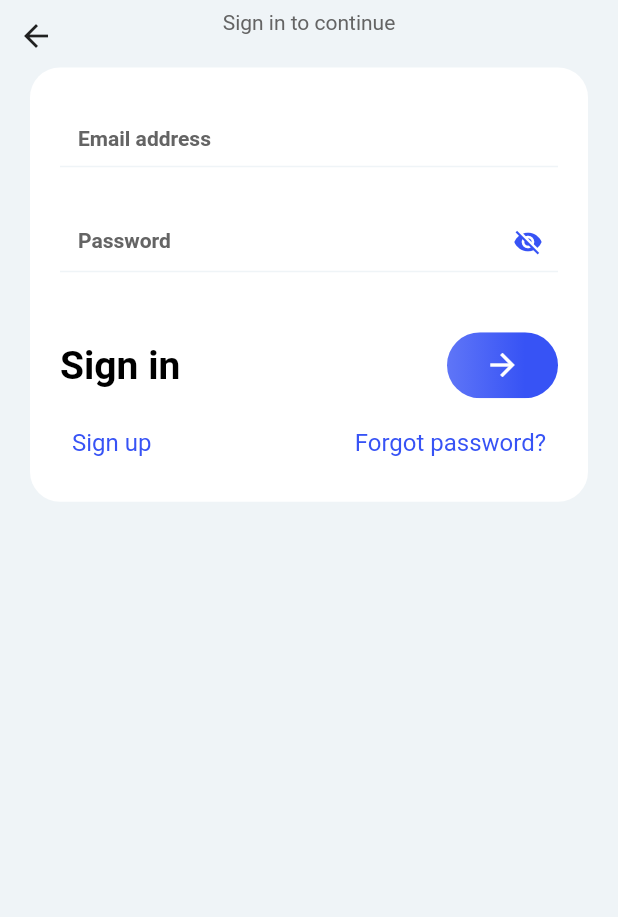
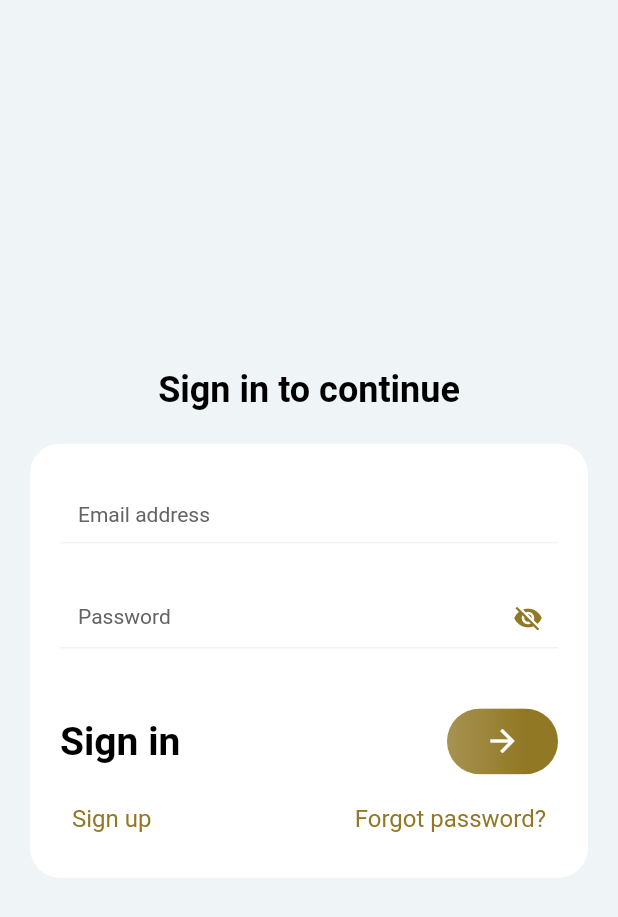
Before and after one commit to WhoAfrozHossain/task_for_isho, a Flutter app: the screen it shows after launch, on a phone screen of 412 x 824 dp. Shown: the top 917 px of the screen. Run offline on Flutter 3.47's test engine with Material 2 defaults, Android fonts, the phone set to English and light mode, and no system bars; our stand-ins replace bot_toast, cached_network_image, cloud_firestore, firebase_auth, firebase_core, flutter_screenutil and 5 more; accounts and stored records are empty.

Commit message:
user registration and forget password added

```diff
--- a/lib/app/common/values/app_colors.dart
+++ b/lib/app/common/values/app_colors.dart
@@ -3,7 +3,7 @@ import 'package:flutter/material.dart';
 class AppColors {
   const AppColors._();
 
-  static const Color kPrimaryColor = Color(0xFF3753F5);
+  static const Color kPrimaryColor = Color(0xFF917825);
   static const Color mineShaft = Color(0xFF2B2B2B);
   static const Color lightGray = Color.fromARGB(255, 239, 244, 247);
   static const Color doveGray = Color(0xFF646464);
--- a/lib/app/common/values/strings.dart
+++ b/lib/app/common/values/strings.dart
@@ -21,9 +21,11 @@ class Strings {
   static const String signIn = 'Sign in';
   static const String signUp = 'Sign up';
   static const String forgetPassword = 'Forgot password?';
+  static const String backToSignIn = 'Back to sign in';
 
   static const String cantBeEmpty = "can't be empty.";
   static const String fieldCantBeEmpty = 'Field $cantBeEmpty';
+  static const String name = 'Name';
   static const String emailAddress = 'Email address';
   static const String mobileNumber = 'Mobile number';
   static const String emailOrMobile = '$emailAddress or $mobileNumber';
@@ -42,4 +44,9 @@ class Strings {
   static const confirmPasswordValidation =
       '$password and $confirmPassword password should be same.';
   static const String signInToContinue = 'Sign in to continue';
+  static const String createAccount = 'Create new account';
+  static const String resetYourPassword = 'Reset your password';
+  static const String resetPassword = 'Reset password';
+
+  static const String propertyList = 'Property List';
 }
--- a/lib/app/routes/app_pages.dart
+++ b/lib/app/routes/app_pages.dart
@@ -1,7 +1,10 @@
 import 'package:get/get.dart';
 import 'package:task_for_isho/features/auth/bindings/auth_binding.dart';
+import 'package:task_for_isho/features/auth/views/forget_password.dart';
 import 'package:task_for_isho/features/auth/views/login.dart';
-
+import 'package:task_for_isho/features/auth/views/registration.dart';
+import 'package:task_for_isho/features/property/bindings/property_binding.dart';
+import 'package:task_for_isho/features/property/views/property_list.dart';
 import '../../features/splash/splash_view.dart';
 
 part 'app_routes.dart';
@@ -9,8 +12,11 @@ part 'app_routes.dart';
 class AppPages {
   const AppPages._();
 
-  // ignore: constant_identifier_names
   static const INITIAL = Routes.SPLASH;
+  static const LOGIN = Routes.LOGIN;
+  static const REGISTRATION = Routes.REGISTRATION;
+  static const FORGET_PASSWORD = Routes.FORGET_PASSWORD;
+  static const PROPERTY_LIST = Routes.PROPERTY_LIST;
 
   static final routes = [
     GetPage(
@@ -20,7 +26,24 @@ class AppPages {
     GetPage(
       name: _Paths.LOGIN,
       page: () => const Login(),
+      transition: Transition.fade,
+    ),
+    GetPage(
+      name: _Paths.REGISTRATION,
+      page: () => const Registration(),
       binding: AuthBinding(),
+      transition: Transition.fade,
+    ),
+    GetPage(
+      name: _Paths.FORGET_PASSWORD,
+      page: () => const ForgetPassword(),
+      binding: AuthBinding(),
+      transition: Transition.fade,
+    ),
+    GetPage(
+      name: _Paths.PROPERTY_LIST,
+      page: () => const PropertyList(),
+      binding: PropertyBinding(),
       transition: Transition.fade,
     ),
   ];
--- a/lib/app/routes/app_routes.dart
+++ b/lib/app/routes/app_routes.dart
@@ -5,9 +5,15 @@ part of 'app_pages.dart';
 abstract class Routes {
   static const SPLASH = _Paths.SPLASH;
   static const LOGIN = _Paths.LOGIN;
+  static const REGISTRATION = _Paths.REGISTRATION;
+  static const FORGET_PASSWORD = _Paths.FORGET_PASSWORD;
+  static const PROPERTY_LIST = _Paths.PROPERTY_LIST;
 }
 
 abstract class _Paths {
   static const SPLASH = '/';
   static const LOGIN = '/login';
+  static const REGISTRATION = '/registration';
+  static const FORGET_PASSWORD = '/forget_password';
+  static const PROPERTY_LIST = '/property_list';
 }
--- a/lib/app/widgets/custom_password_field.dart
+++ b/lib/app/widgets/custom_password_field.dart
@@ -74,7 +74,9 @@ class PasswordFieldWidget extends StatelessWidget {
         labelText: addHint
             ? null
             : ((controller?.text != null || !readOnly) ? labelText : null),
+        labelStyle: const TextStyle(color: AppColors.doveGray),
         hintText: hintText,
+        hintStyle: const TextStyle(color: AppColors.doveGray),
         prefixIconConstraints: BoxConstraints(
           maxHeight: 40.h,
           maxWidth: 40.w,
--- a/lib/app/widgets/custom_text_field_widget.dart
+++ b/lib/app/widgets/custom_text_field_widget.dart
@@ -89,7 +89,9 @@ class CustomTextFieldWidget extends StatelessWidget {
         labelText: addHint
             ? null
             : ((controller?.text != null || !readOnly) ? labelText : null),
+        labelStyle: const TextStyle(color: AppColors.doveGray),
         hintText: hintText,
+        hintStyle: const TextStyle(color: AppColors.doveGray),
         prefixIconConstraints: BoxConstraints(
           maxHeight: 40.h,
           maxWidth: 40.w,
--- a/lib/features/auth/views/login.dart
+++ b/lib/features/auth/views/login.dart
@@ -1,8 +1,8 @@
 import 'package:flutter/material.dart';
 import 'package:get/get.dart';
 import 'package:task_for_isho/app/common/util/exports.dart';
+import 'package:task_for_isho/app/routes/app_pages.dart';
 import 'package:task_for_isho/features/auth/controllers/auth_controller.dart';
-import 'package:task_for_isho/app/widgets/custom_back_button.dart';
 import 'package:task_for_isho/app/widgets/custom_inkwell_widget.dart';
 import 'package:task_for_isho/app/widgets/custom_password_field.dart';
 import 'package:task_for_isho/app/widgets/custom_space_widget.dart';
@@ -17,13 +17,12 @@ class Login extends GetView<AuthController> {
     return Scaffold(
       backgroundColor: AppColors.lightGray,
       body: SafeArea(
-          child: Stack(
-            children: [
-              SingleChildScrollView(
+        child: Center(
+          child: SingleChildScrollView(
             physics: const BouncingScrollPhysics(),
-                padding: const EdgeInsets.fromLTRB(20, 0, 20, 20),
+            padding: const EdgeInsets.all(20),
             child: Column(
-                  mainAxisAlignment: MainAxisAlignment.start,
+              mainAxisAlignment: MainAxisAlignment.center,
               crossAxisAlignment: CrossAxisAlignment.center,
               children: [
                 const CustomSpaceWidget(
@@ -31,11 +30,11 @@ class Login extends GetView<AuthController> {
                 ),
                 CustomTextWidget(
                   text: Strings.signInToContinue,
-                      color: AppColors.doveGray,
-                      fontSize: Dimens.fontSize14,
+                  color: AppColors.black,
+                  fontSize: Dimens.fontSize24,
                   isFullWidth: true,
                   align: TextAlign.center,
-                      maxLine: 3,
+                  fontWeight: FontWeight.bold,
                 ),
                 const CustomSpaceWidget(
                   height: 20,
@@ -79,7 +78,6 @@ class Login extends GetView<AuthController> {
                           ),
                         ),
                       ),
-
                       const CustomSpaceWidget(
                         height: 30,
                       ),
@@ -100,8 +98,7 @@ class Login extends GetView<AuthController> {
                                 decoration: BoxDecoration(
                                   gradient: LinearGradient(
                                     colors: [
-                                          AppColors.kPrimaryColor
-                                              .withOpacity(.8),
+                                      AppColors.kPrimaryColor.withOpacity(.8),
                                       AppColors.kPrimaryColor
                                     ],
                                     begin: const FractionalOffset(0.0, 0.0),
@@ -123,51 +120,15 @@ class Login extends GetView<AuthController> {
                           )
                         ],
                       ),
-                          // CustomTextButton(
-                          //   onPressed: () {
-                          //     controller.onLoginClick(false);
-                          //   },
-                          //   title: Strings.login,
-                          // ),
                       const CustomSpaceWidget(
                         height: 10,
                       ),
-                          // CustomTextButton(
-                          //   onPressed: () {
-                          //     controller.signInWithGoogle();
-                          //   },
-                          //   buttonColor: Colors.redAccent,
-                          //   child: Container(
-                          //     padding: const EdgeInsets.fromLTRB(20, 0, 20, 0),
-                          //     child: Row(
-                          //       mainAxisAlignment: MainAxisAlignment.start,
-                          //       children: const [
-                          //         FaIcon(
-                          //           FontAwesomeIcons.google,
-                          //           color: AppColors.white,
-                          //         ),
-                          //         SizedBox(
-                          //           width: 20,
-                          //         ),
-                          //         Text(
-                          //           "Sign In with Google",
-                          //           style: TextStyle(
-                          //             color: AppColors.white,
-                          //           ),
-                          //         ),
-                          //       ],
-                          //     ),
-                          //   ),
-                          // ),
-                          // const CustomSpaceWidget(
-                          //   height: 20,
-                          // ),
                       Row(
                         mainAxisAlignment: MainAxisAlignment.spaceBetween,
                         children: [
                           CustomInkwellWidget(
                             onTap: () {
-                                  // Get.toNamed(Routes.CANDIDATE_REGISTRATION);
+                              Get.toNamed(AppPages.REGISTRATION);
                             },
                             child: CustomTextWidget(
                               text: Strings.signUp,
@@ -177,7 +138,7 @@ class Login extends GetView<AuthController> {
                           ),
                           CustomInkwellWidget(
                             onTap: () {
-                                  // Get.toNamed(Routes.CANDIDATE_FORGET_PASSWORD);
+                              Get.toNamed(AppPages.FORGET_PASSWORD);
                             },
                             child: CustomTextWidget(
                               text: Strings.forgetPassword,
@@ -193,17 +154,8 @@ class Login extends GetView<AuthController> {
               ],
             ),
           ),
-              Positioned(
-                child: CustomIconButton(
-                  leading: const Icon(Icons.arrow_back),
-                  onTap: () {
-                    Get.back();
-                  },
-                  buttonColor: AppColors.black,
         ),
-              )
-            ],
       ),
-        ));
+    );
   }
 }
--- a/lib/main.dart
+++ b/lib/main.dart
@@ -6,6 +6,7 @@ import 'package:task_for_isho/app/common/util/initializer.dart';
 import 'package:task_for_isho/app/common/values/strings.dart';
 import 'package:task_for_isho/app/common/values/styles/theme.dart';
 import 'package:task_for_isho/app/routes/app_pages.dart';
+import 'package:task_for_isho/features/auth/bindings/auth_binding.dart';
 
 void main() {
   Initializer.instance.init(() {
@@ -33,6 +34,7 @@ class MyApp extends StatelessWidget {
       builder: BotToastInit(),
       navigatorObservers: [BotToastNavigatorObserver()],
       initialRoute: AppPages.INITIAL,
+      initialBinding: AuthBinding(),
       getPages: AppPages.routes,
     );
   }
--- a/pubspec.yaml
+++ b/pubspec.yaml
@@ -49,6 +49,8 @@ dependencies:
 
   firebase_core:
   firebase_auth:
+  cloud_firestore: ^3.1.17
+  firebase_storage: ^10.2.17
 
 dev_dependencies:
   flutter_test:
```
Also changed, not shown: lib/features/auth/controllers/auth_controller.dart (+114 -9 lines), lib/features/auth/views/forget_password.dart (added, +130 -0 lines), lib/features/auth/views/registration.dart (added, +202 -0 lines), lib/features/property/bindings/property_binding.dart (added, +12 -0 lines), lib/features/property/controllers/property_controller.dart (added, +13 -0 lines), lib/features/property/views/property_list.dart (added, +39 -0 lines), lib/features/splash/splash_view.dart (+7 -4 lines), pubspec.lock, 2 other files. Lines whose indentation alone changed are shown as unchanged.
